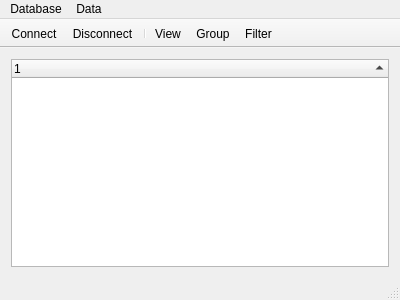
Qt form mainwindow.ui (Kuszki/EW-Database) before a commit.
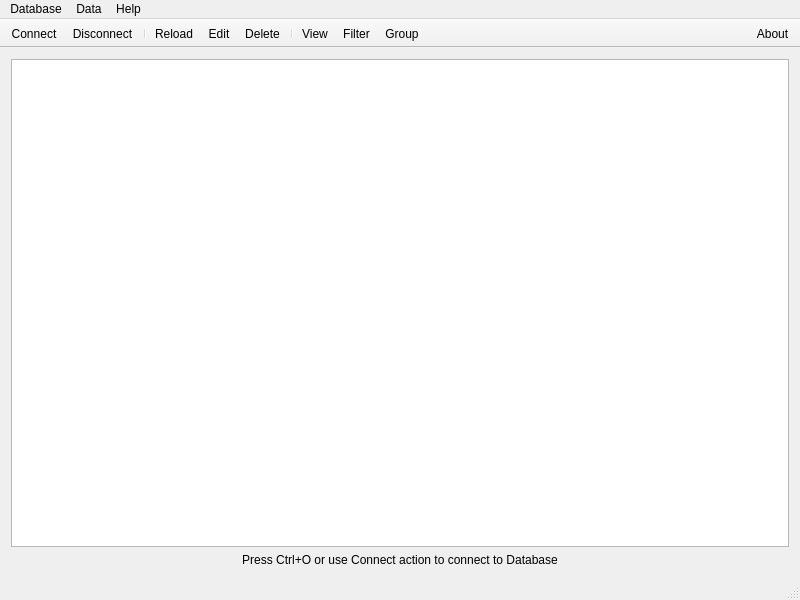
The same form after that commit. Icons and pictures are not drawn.

```diff
--- a/mainwindow.ui
+++ b/mainwindow.ui
@@ -6,10 +6,16 @@
    <rect>
     <x>0</x>
     <y>0</y>
-    <width>400</width>
-    <height>300</height>
+    <width>800</width>
+    <height>600</height>
    </rect>
   </property>
+  <property name="sizePolicy">
+   <sizepolicy hsizetype="Preferred" vsizetype="Ignored">
+    <horstretch>0</horstretch>
+    <verstretch>0</verstretch>
+   </sizepolicy>
+  </property>
   <property name="windowTitle">
    <string>EW-Database</string>
   </property>
@@ -19,19 +25,24 @@
   </property>
   <widget class="QWidget" name="centralWidget">
    <layout class="QGridLayout" name="gridLayout">
+    <item row="1" column="0">
+     <widget class="QLabel" name="tipLabel">
+      <property name="text">
+       <string>Press Ctrl+O or use Connect action to connect to Database</string>
+      </property>
+      <property name="alignment">
+       <set>Qt::AlignCenter</set>
+      </property>
+     </widget>
+    </item>
     <item row="0" column="0">
-     <widget class="QTreeWidget" name="Data">
+     <widget class="QTreeView" name="Data">
       <property name="editTriggers">
        <set>QAbstractItemView::NoEditTriggers</set>
       </property>
       <property name="sortingEnabled">
        <bool>true</bool>
       </property>
-      <column>
-       <property name="text">
-        <string notr="true">1</string>
-       </property>
-      </column>
      </widget>
     </item>
    </layout>
@@ -41,8 +52,8 @@
     <rect>
      <x>0</x>
      <y>0</y>
-     <width>400</width>
-     <height>21</height>
+     <width>800</width>
+     <height>25</height>
     </rect>
    </property>
    <widget class="QMenu" name="menuDatabase">
@@ -59,9 +70,17 @@
     <addaction name="actionView"/>
     <addaction name="actionGroup"/>
     <addaction name="actionFilter"/>
+    <addaction name="actionGroup"/>
+   </widget>
+   <widget class="QMenu" name="menuHelp">
+    <property name="title">
+     <string>Help</string>
+    </property>
+    <addaction name="actionAbout"/>
    </widget>
    <addaction name="menuDatabase"/>
    <addaction name="menuData"/>
+   <addaction name="menuHelp"/>
   </widget>
   <widget class="QToolBar" name="mainTool">
    <property name="windowTitle">
@@ -82,11 +101,36 @@
    <addaction name="actionConnect"/>
    <addaction name="actionDisconnect"/>
    <addaction name="separator"/>
+   <addaction name="actionReload"/>
+   <addaction name="actionEdit"/>
+   <addaction name="actionDelete"/>
+   <addaction name="separator"/>
    <addaction name="actionView"/>
-   <addaction name="actionGroup"/>
    <addaction name="actionFilter"/>
+   <addaction name="actionGroup"/>
   </widget>
   <widget class="QStatusBar" name="statusBar"/>
+  <widget class="QToolBar" name="supportTool">
+   <property name="windowTitle">
+    <string>Support</string>
+   </property>
+   <property name="layoutDirection">
+    <enum>Qt::RightToLeft</enum>
+   </property>
+   <property name="movable">
+    <bool>false</bool>
+   </property>
+   <property name="floatable">
+    <bool>false</bool>
+   </property>
+   <attribute name="toolBarArea">
+    <enum>TopToolBarArea</enum>
+   </attribute>
+   <attribute name="toolBarBreak">
+    <bool>false</bool>
+   </attribute>
+   <addaction name="actionAbout"/>
+  </widget>
   <action name="actionConnect">
    <property name="icon">
     <iconset theme="network-wired">
@@ -128,6 +172,42 @@
     <string>Filter</string>
    </property>
   </action>
+  <action name="actionAbout">
+   <property name="icon">
+    <iconset theme="help-about">
+     <normaloff>.</normaloff>.</iconset>
+   </property>
+   <property name="text">
+    <string>About</string>
+   </property>
+  </action>
+  <action name="actionReload">
+   <property name="icon">
+    <iconset theme="reload">
+     <normaloff>.</normaloff>.</iconset>
+   </property>
+   <property name="text">
+    <string>Reload</string>
+   </property>
+  </action>
+  <action name="actionDelete">
+   <property name="icon">
+    <iconset theme="edit-delete">
+     <normaloff>.</normaloff>.</iconset>
+   </property>
+   <property name="text">
+    <string>Delete</string>
+   </property>
+  </action>
+  <action name="actionEdit">
+   <property name="icon">
+    <iconset theme="edit-find-replace">
+     <normaloff>.</normaloff>.</iconset>
+   </property>
+   <property name="text">
+    <string>Edit</string>
+   </property>
+  </action>
  </widget>
  <layoutdefault spacing="6" margin="11"/>
  <resources/>
```
Left out of the diff: 11 changed lines with no effect on the pictures.
